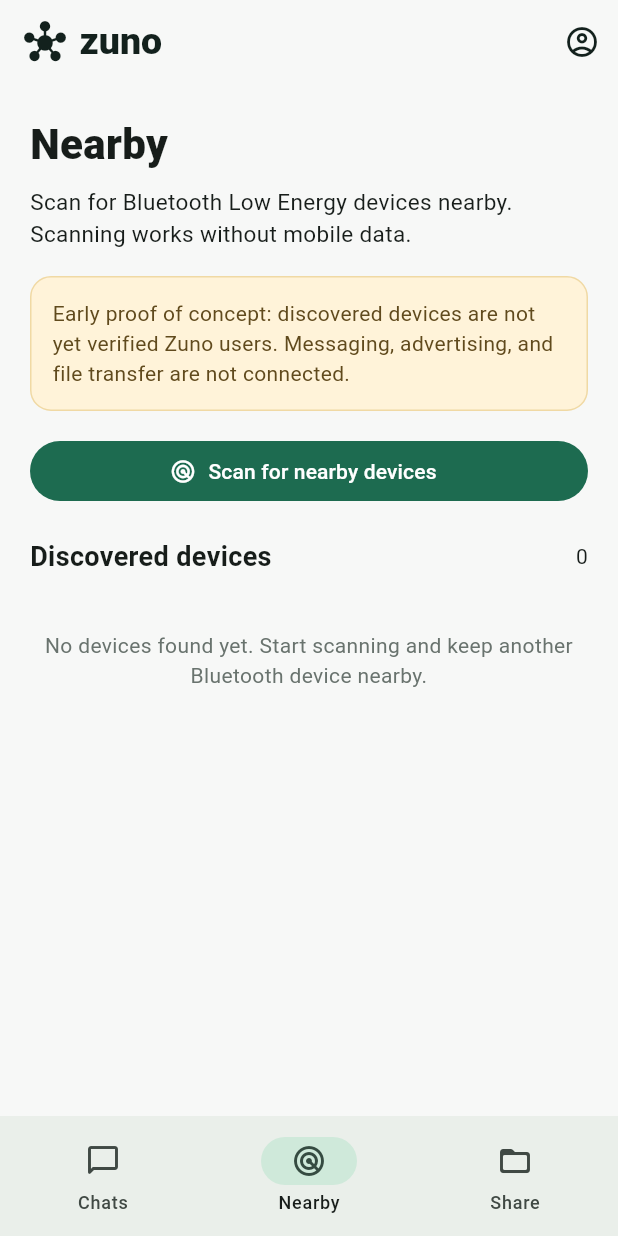
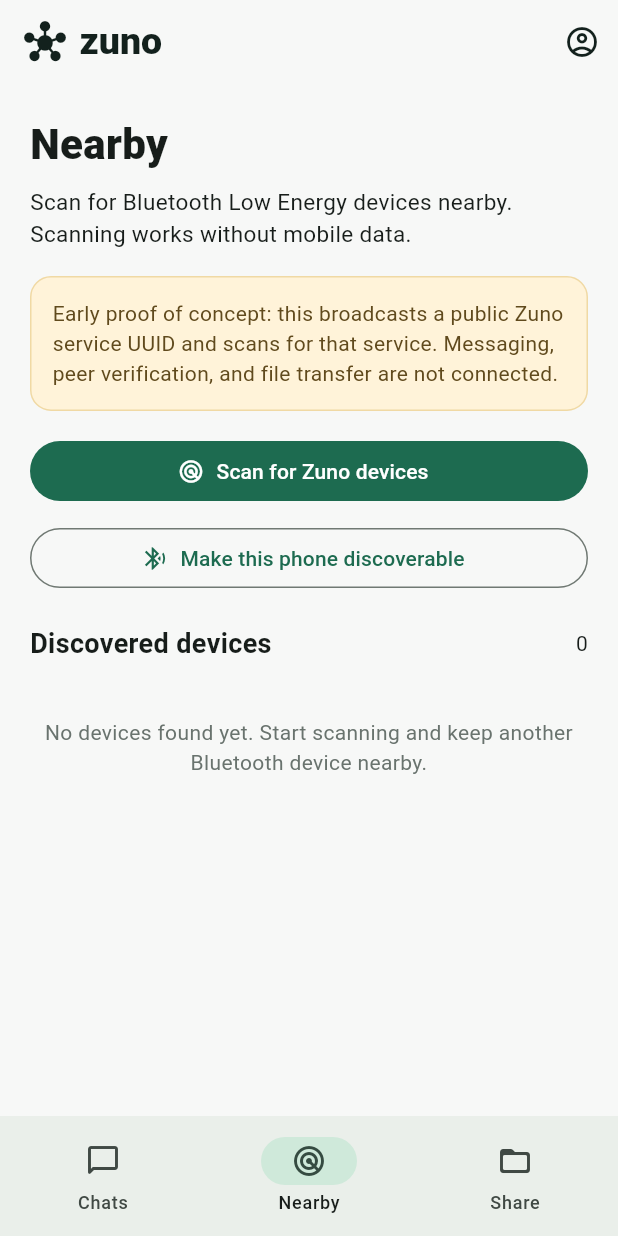
Before and after one commit to jbnikky13/Zuno, a Flutter app: the screen it shows after launch, item 2 of the bottom bar chosen, on a phone screen of 412 x 824 dp. Run offline on Flutter 3.47's test engine with Material 3 defaults, Android fonts, the phone set to English and light mode, and no system bars; missing offline and left inert: bluetooth_low_energy.

Commit message:
Add nearby Zuno advertising control

```diff
--- a/app/lib/screens/nearby_screen.dart
+++ b/app/lib/screens/nearby_screen.dart
@@ -16,6 +16,7 @@ class _NearbyScreenState extends State<NearbyScreen> {
   StreamSubscription<List<NearbyDevice>>? _devicesSubscription;
   List<NearbyDevice> _devices = const <NearbyDevice>[];
   bool _scanning = false;
+  bool _advertising = false;
   bool _busy = false;
   String? _error;
 
@@ -41,6 +42,31 @@ class _NearbyScreenState extends State<NearbyScreen> {
         });
         await _discovery!.startScanning();
         if (mounted) setState(() => _scanning = true);
+      }
+    } catch (error) {
+      if (mounted) setState(() => _error = _friendlyError(error));
+    } finally {
+      if (mounted) setState(() => _busy = false);
+    }
+  }
+
+  Future<void> _toggleAdvertising() async {
+    if (_busy) return;
+    setState(() {
+      _busy = true;
+      _error = null;
+    });
+    try {
+      _discovery ??= NearbyDiscoveryService();
+      _devicesSubscription ??= _discovery!.devices.listen((devices) {
+        if (mounted) setState(() => _devices = devices);
+      });
+      if (_advertising) {
+        await _discovery!.stopAdvertising();
+        if (mounted) setState(() => _advertising = false);
+      } else {
+        await _discovery!.startAdvertising();
+        if (mounted) setState(() => _advertising = true);
       }
     } catch (error) {
       if (mounted) setState(() => _error = _friendlyError(error));
@@ -87,7 +113,7 @@ class _NearbyScreenState extends State<NearbyScreen> {
             border: Border.all(color: const Color(0xFFF0D9A4)),
           ),
           child: const Text(
-            'Early proof of concept: discovered devices are not yet verified Zuno users. Messaging, advertising, and file transfer are not connected.',
+            'Early proof of concept: this broadcasts a public Zuno service UUID and scans for that service. Messaging, peer verification, and file transfer are not connected.',
             style: TextStyle(color: Color(0xFF604A1D), height: 1.4),
           ),
         ),
@@ -106,9 +132,27 @@ class _NearbyScreenState extends State<NearbyScreen> {
                 ? 'Please wait…'
                 : _scanning
                     ? 'Stop scanning'
-                    : 'Scan for nearby devices',
+                    : 'Scan for Zuno devices',
           ),
         ),
+        const SizedBox(height: 10),
+        OutlinedButton.icon(
+          onPressed: _busy ? null : _toggleAdvertising,
+          icon: Icon(
+            _advertising ? Icons.stop_circle_outlined : Icons.bluetooth_audio,
+          ),
+          label: Text(
+            _advertising ? 'Stop making this phone discoverable' : 'Make this phone discoverable',
+          ),
+        ),
+        if (_advertising)
+          const Padding(
+            padding: EdgeInsets.only(top: 8),
+            child: Text(
+              'Zuno presence is being broadcast publicly over Bluetooth. No messages or personal IDs are included.',
+              style: TextStyle(fontSize: 12, color: Color(0xFF69736E)),
+            ),
+          ),
         if (_error != null) ...[
           const SizedBox(height: 12),
           Text(_error!, style: const TextStyle(color: Colors.red)),
```
